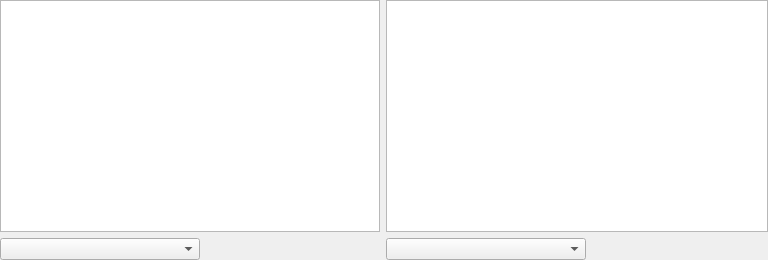
Before: the Qt Designer form FileSystem/filesystemwidget.ui in VitaliiDemediuk/MyFileManager, drawn with Qt 5.
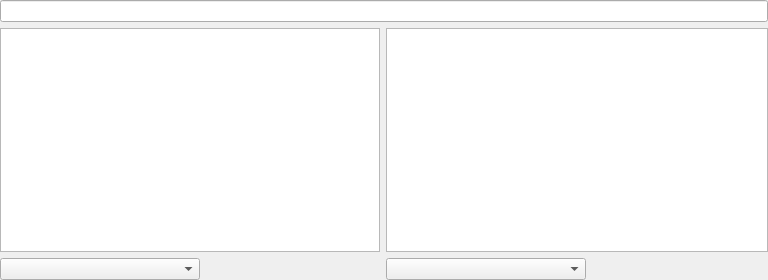
After: the same form once the commit is applied.

Diff of the .ui file:
```diff
--- a/FileSystem/filesystemwidget.ui
+++ b/FileSystem/filesystemwidget.ui
@@ -7,7 +7,7 @@
     <x>0</x>
     <y>0</y>
     <width>768</width>
-    <height>260</height>
+    <height>280</height>
    </rect>
   </property>
   <property name="minimumSize">
@@ -20,9 +20,6 @@
    <string>Form</string>
   </property>
   <layout class="QGridLayout" name="gridLayout">
-   <property name="sizeConstraint">
-    <enum>QLayout::SetDefaultConstraint</enum>
-   </property>
    <property name="leftMargin">
     <number>0</number>
    </property>
@@ -36,11 +33,32 @@
     <number>0</number>
    </property>
    <item row="0" column="0">
+    <layout class="QVBoxLayout" name="verticalLayout_3">
+     <item>
+      <widget class="QLineEdit" name="PathLineEdit">
+       <property name="enabled">
+        <bool>true</bool>
+       </property>
+       <property name="maximumSize">
+        <size>
+         <width>16777215</width>
+         <height>16777215</height>
+        </size>
+       </property>
+       <property name="cursor">
+        <cursorShape>ArrowCursor</cursorShape>
+       </property>
+       <property name="readOnly">
+        <bool>true</bool>
+       </property>
+      </widget>
+     </item>
+     <item>
     <layout class="QHBoxLayout" name="horizontalLayout_3">
      <item>
       <layout class="QVBoxLayout" name="verticalLayout">
        <item>
-        <widget class="QTreeView" name="treeView">
+          <widget class="QTreeView" name="DirTreeView">
          <property name="minimumSize">
           <size>
            <width>380</width>
@@ -58,7 +76,7 @@
        <item>
         <layout class="QHBoxLayout" name="horizontalLayout_2">
          <item>
-          <widget class="QComboBox" name="comboBox">
+            <widget class="QComboBox" name="RootsComboBox">
            <property name="minimumSize">
             <size>
              <width>200</width>
@@ -96,7 +114,7 @@
      <item>
       <layout class="QVBoxLayout" name="verticalLayout_2">
        <item>
-        <widget class="QColumnView" name="columnView">
+          <widget class="QListView" name="FileListView">
          <property name="minimumSize">
           <size>
            <width>380</width>
@@ -108,7 +126,7 @@
        <item>
         <layout class="QHBoxLayout" name="horizontalLayout">
          <item>
-          <widget class="QComboBox" name="comboBox_2">
+            <widget class="QComboBox" name="SuffixComboBox">
            <property name="minimumSize">
             <size>
              <width>200</width>
@@ -135,6 +153,8 @@
             </size>
            </property>
           </spacer>
+           </item>
+          </layout>
          </item>
         </layout>
        </item>
```
Lines whose indentation alone changed are shown as unchanged.
